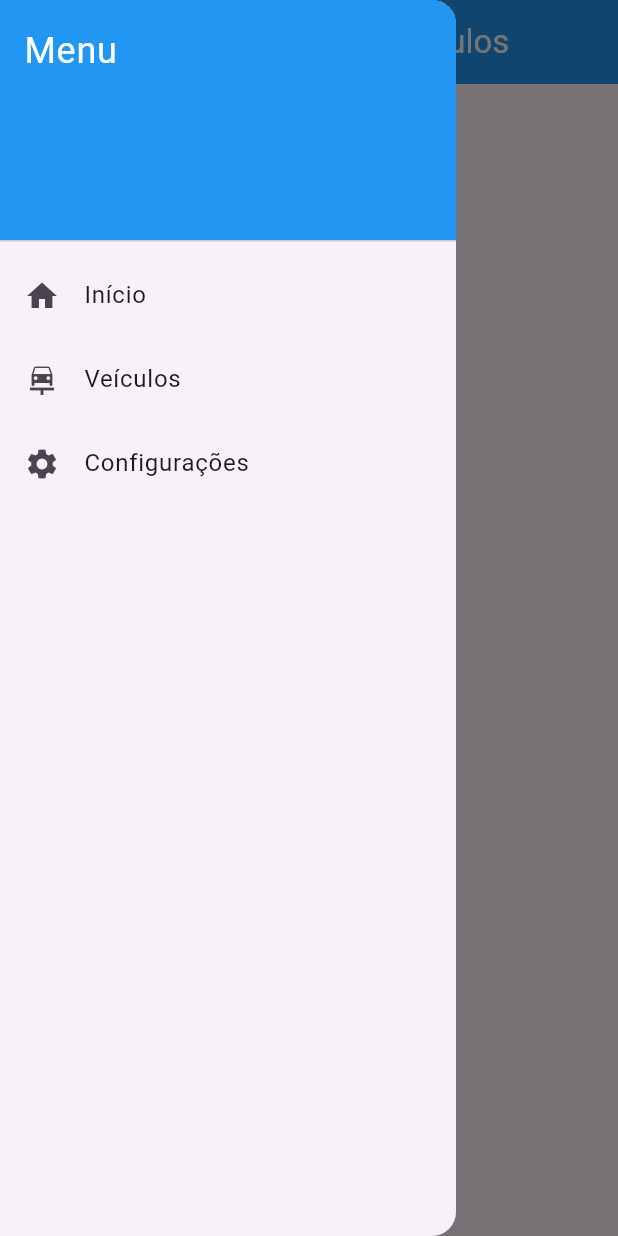
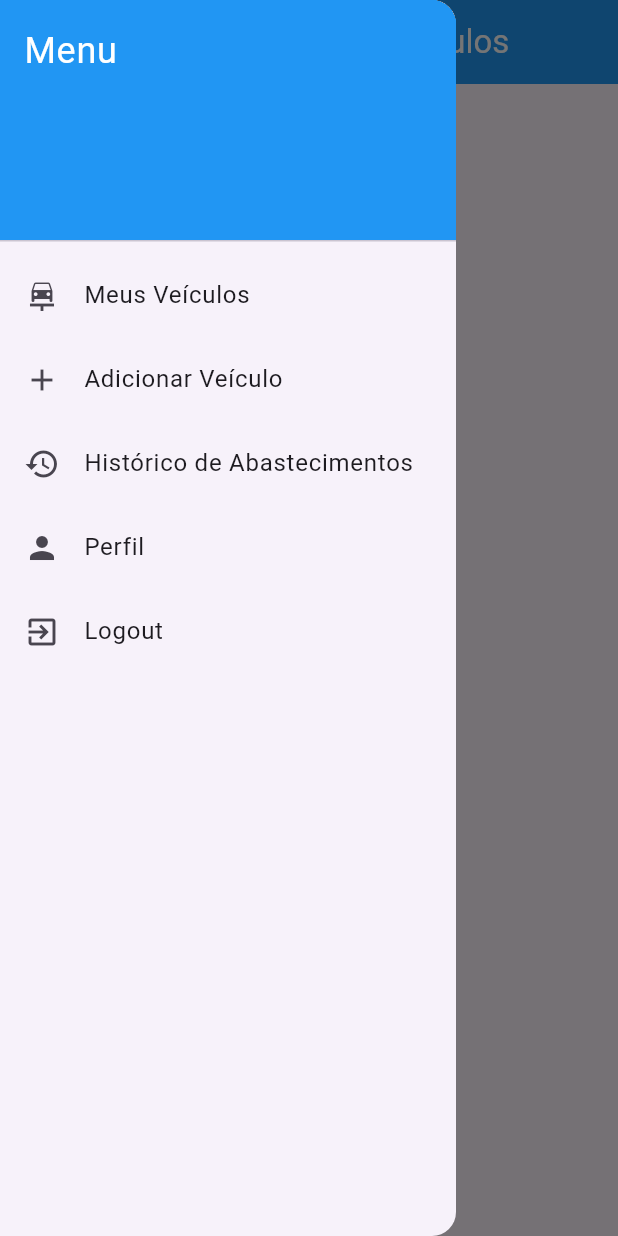
Before and after one commit to DilkerWinter/gerenciamento_veiculos, a Flutter app: the screen it shows once a user with an empty profile is signed in, with the side drawer open, on a phone screen of 412 x 824 dp. Run offline on Flutter 3.47's test engine with Material 3 defaults, Android fonts, the phone set to English and light mode, and no system bars; our stand-ins replace firebase_auth, firebase_core; accounts and stored records are empty.

Commit message:
Criando o veiculo model e arrumando os widgets e o drawer

```diff
--- /dev/null
+++ b/lib/Screen/Gerenciador-Veiculos/homeScreen/home.dart
@@ -0,0 +1,165 @@
+import 'package:firebase_auth/firebase_auth.dart';
+import 'package:flutter/material.dart';
+import 'package:gerenciamento_veiculos/Screen/Login-Cadastro/login.dart';
+import 'package:gerenciamento_veiculos/Screen/Gerenciador-Veiculos/abastecimentoScreen/abastecimentoScreen.dart';
+import 'package:gerenciamento_veiculos/Screen/Gerenciador-Veiculos/userScreen/usuarioConfigScreen.dart';
+import 'package:gerenciamento_veiculos/Screen/Gerenciador-Veiculos/veiculoScreen/adicionarVeiculosScreen.dart';
+import 'package:gerenciamento_veiculos/Screen/Gerenciador-Veiculos/veiculoScreen/listaVeiculosScreen.dart';
+
+class HomeScreen extends StatefulWidget {
+  const HomeScreen({super.key});
+
+  @override
+  _HomeScreenState createState() => _HomeScreenState();
+}
+
+class _HomeScreenState extends State<HomeScreen> {
+  int _selectedIndex = 0;
+
+  Widget _getBodyContent(int index) {
+    switch (index) {
+      case 0:
+        return const Listaveiculos();
+      case 1:
+        return const AdcionarVeiculosScreen();
+      case 2:
+        return const AbastecimentoScreen();
+      case 3:
+        return const UsuarioConfigScreen();
+      case 4:
+        WidgetsBinding.instance.addPostFrameCallback((_) {
+          _confirmarDeslogar(context);
+        });
+        return const Listaveiculos();
+      default:
+        return const Listaveiculos();
+    }
+  }
+
+  Future<void> _confirmarDeslogar(BuildContext context) async{
+    bool? confirmarDeslogar = await showDialog<bool>(context: context,
+     builder: (BuildContext context){
+      return AlertDialog(
+        title: const Text('Confirmar Logout'),
+        content: const Text('Você tem certeza que deseja deslogar?'),
+        actions: <Widget[
+          TextButton(onPressed: (){
+            Navigator.of(context).pop(false);
+          }, child: const Text('Cancelar'),
+          ),
+          TextButton(onPressed: (){
+            Navigator.of(context).pop(true);
+          },
+          style: TextButton.styleFrom(backgroundColor: Colors.red),
+          child: const Text('Confirmar', style: TextStyle(color: Colors.white),))
+        ],
+      );
+     }
+     );
+     if (confirmarDeslogar == true) {
+      await _logout(context);
+     }
+  }
+
+  Future<void> _logout(BuildContext context) async{
+    try{
+      await FirebaseAuth.instance.signOut();
+          ScaffoldMessenger.of(context).showSnackBar(
+      const SnackBar(content: Text('Deslogado com sucesso')),
+    );
+          Navigator.pushReplacement(
+      context,
+      MaterialPageRoute(builder: (context) => LoginScreen()),
+    );
+
+    }catch (e){
+          ScaffoldMessenger.of(context).showSnackBar(
+      SnackBar(content: Text('Erro ao deslogar: $e')),
+    );
+    }
+  }
+
+  @override
+  Widget build(BuildContext context) {
+    return Scaffold(
+      appBar: AppBar(
+        backgroundColor: Colors.blue,
+        title: Text(
+          'Gerenciamento de Veículos',
+          style: TextStyle(color: Colors.white),
+        ),
+        iconTheme: IconThemeData(
+          color: Colors.white,
+        ),
+      ),
+      drawer: Drawer(
+        child: ListView(
+          padding: EdgeInsets.zero,
+          children: <Widget>[
+            DrawerHeader(
+              decoration: BoxDecoration(
+                color: Colors.blue,
+              ),
+              child: Text(
+                'Menu',
+                style: TextStyle(
+                  color: Colors.white,
+                  fontSize: 24,
+                ),
+              ),
+            ),
+            ListTile(
+              leading: Icon(Icons.car_repair),
+              title: Text('Meus Veículos'),
+              onTap: () {
+                setState(() {
+                  _selectedIndex = 0;
+                });
+                Navigator.pop(context);
+              },
+            ),
+            ListTile(
+              leading: Icon(Icons.add),
+              title: Text('Adicionar Veículo'),
+              onTap: () {
+                setState(() {
+                  _selectedIndex = 1;
+                });
+                Navigator.pop(context);
+              },
+            ),
+            ListTile(
+              leading: Icon(Icons.history),
+              title: Text('Histórico de Abastecimentos'),
+              onTap: () {
+                setState(() {
+                  _selectedIndex = 2;
+                });
+                Navigator.pop(context);
+              },
+            ),
+            ListTile(
+              leading:  Icon(Icons.person),
+              title: Text('Perfil'),
+              onTap: (){
+                setState(() {
+                  _selectedIndex = 3;
+                });
+              },
+            ),
+            ListTile(
+              leading: Icon(Icons.exit_to_app),
+              title: Text('Logout'),
+              onTap: (){
+                setState(() {
+                  _selectedIndex = 4;
+                });
+              },
+            )
+          ],
+        ),
+      ),
+      body: _getBodyContent(_selectedIndex), // Exibe o conteúdo com base na seleção
+    );
+  }
+}
--- /dev/null
+++ b/lib/Screen/Gerenciador-Veiculos/veiculoScreen/listaVeiculosScreen.dart
@@ -0,0 +1,17 @@
+import 'package:flutter/material.dart';
+
+class Listaveiculos extends StatelessWidget {
+  const Listaveiculos({super.key});
+
+  @override
+  Widget build(BuildContext context) {
+    return Scaffold(
+      body: const Center(
+        child: Text(
+          'Meus Veículos',
+          style: TextStyle(fontSize: 24),
+        ),
+      ),
+    );
+  }
+}
--- a/lib/Screen/Login-Cadastro/login.dart
+++ b/lib/Screen/Login-Cadastro/login.dart
@@ -2,7 +2,7 @@ import 'package:firebase_auth/firebase_auth.dart';
 import 'package:flutter/material.dart';
 import 'package:gerenciamento_veiculos/Screen/Login-Cadastro/alterarSenha.dart';
 import 'package:gerenciamento_veiculos/Screen/Login-Cadastro/cadastro.dart';
-import 'package:gerenciamento_veiculos/Screen/app/veiculoScreen/home.dart';
+import 'package:gerenciamento_veiculos/Screen/Gerenciador-Veiculos/homeScreen/home.dart';
 
 class LoginScreen extends StatefulWidget {
   @override
--- a/lib/Screen/app/veiculoScreen/home.dart
+++ /dev/null
@@ -1,94 +0,0 @@
-import 'package:flutter/material.dart';
-import 'package:gerenciamento_veiculos/Screen/app/abastecimentoScreen/abastecimentoScreen.dart';
-
-class HomeScreen extends StatefulWidget {
-  const HomeScreen({super.key});
-
-  @override
-  _HomeScreenState createState() => _HomeScreenState();
-}
-
-class _HomeScreenState extends State<HomeScreen> {
-  // Variável para controlar o conteúdo exibido
-  int _selectedIndex = 0;
-
-  // Método que retorna o conteúdo baseado na seleção do Drawer
-  Widget _getBodyContent(int index) {
-    switch (index) {
-      case 0:
-        return Center(child: Text('Tela Início'));
-      case 1:
-        return const AbastecimentoScreen();
-      case 2:
-        return Center(child: Text('Tela Configurações'));
-      default:
-        return Center(child: Text('Tela Início'));
-    }
-  }
-
-  @override
-  Widget build(BuildContext context) {
-    return Scaffold(
-      appBar: AppBar(
-        backgroundColor: Colors.blue,
-        title: Text(
-          'Gerenciamento de Veículos',
-          style: TextStyle(color: Colors.white),
-        ),
-        iconTheme: IconThemeData(
-          color: Colors.white,
-        ),
-      ),
-      drawer: Drawer(
-        child: ListView(
-          padding: EdgeInsets.zero,
-          children: <Widget>[
-            DrawerHeader(
-              decoration: BoxDecoration(
-                color: Colors.blue,
-              ),
-              child: Text(
-                'Menu',
-                style: TextStyle(
-                  color: Colors.white,
-                  fontSize: 24,
-                ),
-              ),
-            ),
-            ListTile(
-              leading: Icon(Icons.home),
-              title: Text('Início'),
-              onTap: () {
-                setState(() {
-                  _selectedIndex = 0;
-                });
-                Navigator.pop(context);
-              },
-            ),
-            ListTile(
-              leading: Icon(Icons.car_repair),
-              title: Text('Veículos'),
-              onTap: () {
-                setState(() {
-                  _selectedIndex = 1;
-                });
-                Navigator.pop(context);
-              },
-            ),
-            ListTile(
-              leading: Icon(Icons.settings),
-              title: Text('Configurações'),
-              onTap: () {
-                setState(() {
-                  _selectedIndex = 2;
-                });
-                Navigator.pop(context);
-              },
-            ),
-          ],
-        ),
-      ),
-      body: _getBodyContent(_selectedIndex), // Exibe o conteúdo com base na seleção
-    );
-  }
-}
--- a/lib/main.dart
+++ b/lib/main.dart
@@ -2,7 +2,7 @@ import 'package:firebase_auth/firebase_auth.dart';
 import 'package:flutter/material.dart';
 import 'package:firebase_core/firebase_core.dart';
 import 'package:gerenciamento_veiculos/Screen/Login-Cadastro/login.dart';
-import 'package:gerenciamento_veiculos/Screen/app/veiculoScreen/home.dart';
+import 'package:gerenciamento_veiculos/Screen/Gerenciador-Veiculos/homeScreen/home.dart';
 import 'firebase_options.dart';
 
 void main() async {
@@ -21,6 +21,7 @@ class MyApp extends StatelessWidget {
       theme: ThemeData(
         primarySwatch: Colors.blue,
       ),
+      debugShowCheckedModeBanner: false,
       home: StreamBuilder<User?>(
         stream: FirebaseAuth.instance.authStateChanges(),
         builder: (context, AsyncSnapshot<User?> snapshot){
```
Also changed, not shown: lib/Model/Veiculo.dart (added, +37 -0 lines), lib/Screen/Gerenciador-Veiculos/veiculoScreen/adicionarVeiculosScreen.dart (added, +10 -0 lines), lib/Screen/Gerenciador-Veiculos/veiculoScreen/veiculoCard.dart (added, +10 -0 lines), lib/Screen/Gerenciador-Veiculos/abastecimentoScreen/abastecimentoScreen.dart (renamed from lib/Screen/app/abastecimentoScreen/abastecimentoScreen.dart), lib/Screen/Gerenciador-Veiculos/userScreen/usuarioConfigScreen.dart (renamed from lib/Screen/app/userScreen/usuarioConfigScreen.dart), lib/controller/VeiculoController.dart (added).
